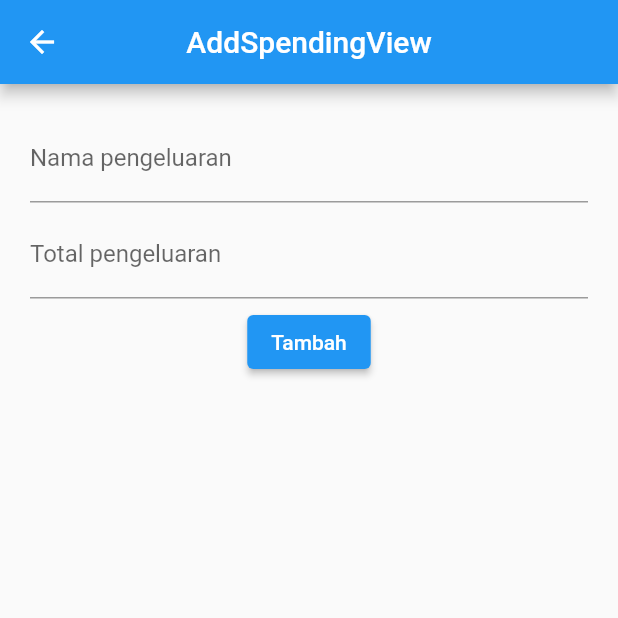
After one commit to wikugw/flutter-money-monitoring, a Flutter app: the AddSpendingView screen opened directly, after a tap on "Tambah", on a phone screen of 412 x 824 dp, the top half of it. The commit adds this screen. Run offline on Flutter 3.47's test engine with Material 2 defaults, Android fonts, the phone set to English and light mode, and no system bars; our stand-ins replace cloud_firestore, firebase_auth, firebase_core, get, google_sign_in; accounts and stored records are empty.

Commit message:
update moneyHistory model dan membuat menu tambah pengeluaran

```diff
--- a/lib/app/controllers/auth_controller.dart
+++ b/lib/app/controllers/auth_controller.dart
@@ -55,6 +55,7 @@ class AuthController extends GetxController {
             .collection('moneyHistory')
             .doc(UID)
             .set({
+          "id": UID,
           "year": year,
           "month": monthNumber,
           "monthName": monthName,
--- /dev/null
+++ b/lib/app/modules/add_spending/controllers/add_spending_controller.dart
@@ -0,0 +1,28 @@
+import 'package:cloud_firestore/cloud_firestore.dart';
+import 'package:flutter/material.dart';
+import 'package:get/get.dart';
+
+class AddSpendingController extends GetxController {
+  late TextEditingController spentNameC;
+  late TextEditingController priceC;
+
+  FirebaseFirestore firestore = FirebaseFirestore.instance;
+
+  Future<void> addSpending(String loggedInEmail) async {
+    // final currentUser = await firestore.collection('users').doc(loggedInEmail).collection('moneyHistory').doc()
+  }
+
+  @override
+  void onInit() {
+    spentNameC = TextEditingController();
+    priceC = TextEditingController();
+    super.onInit();
+  }
+
+  @override
+  void onClose() {
+    spentNameC.dispose();
+    priceC.dispose();
+    super.onClose();
+  }
+}
--- /dev/null
+++ b/lib/app/modules/add_spending/views/add_spending_view.dart
@@ -0,0 +1,41 @@
+import 'package:flutter/material.dart';
+import 'package:flutter/services.dart';
+
+import 'package:get/get.dart';
+
+import '../controllers/add_spending_controller.dart';
+
+class AddSpendingView extends GetView<AddSpendingController> {
+  @override
+  Widget build(BuildContext context) {
+    return Scaffold(
+      appBar: AppBar(
+        title: Text('AddSpendingView'),
+        centerTitle: true,
+      ),
+      body: Padding(
+        padding: EdgeInsets.all(20),
+        child: Column(
+          children: [
+            TextField(
+              controller: controller.spentNameC,
+              decoration: InputDecoration(labelText: 'Nama pengeluaran'),
+            ),
+            SizedBox(height: 5),
+            TextField(
+              controller: controller.priceC,
+              inputFormatters: [FilteringTextInputFormatter.digitsOnly],
+              keyboardType: TextInputType.number,
+              decoration: InputDecoration(labelText: 'Total pengeluaran'),
+            ),
+            SizedBox(height: 5),
+            ElevatedButton(
+              onPressed: () => controller.addSpending(Get.arguments),
+              child: Text('Tambah'),
+            )
+          ],
+        ),
+      ),
+    );
+  }
+}
--- a/lib/app/modules/home/controllers/home_controller.dart
+++ b/lib/app/modules/home/controllers/home_controller.dart
@@ -8,7 +8,7 @@ class HomeController extends GetxController {
   var user = UserModel().obs;
   MoneyHistory currentMonthRecord = MoneyHistory();
 
-  Future<UserModel> getCurrentMonthRecord(String loggedInEmail) async {
+  Future<MoneyHistory> getCurrentMonthRecord(String loggedInEmail) async {
     CollectionReference users = firestore.collection('users');
 
     var dateNow = DateTime.now();
@@ -50,7 +50,8 @@ class HomeController extends GetxController {
         currentMonthRecord = element;
       }
     });
+    return currentMonthRecord;
 
-    return user.value;
+    // return user.value;
   }
 }
--- a/lib/app/routes/app_pages.dart
+++ b/lib/app/routes/app_pages.dart
@@ -1,5 +1,7 @@
 import 'package:get/get.dart';
 
+import 'package:money_monitoring/app/modules/add_spending/bindings/add_spending_binding.dart';
+import 'package:money_monitoring/app/modules/add_spending/views/add_spending_view.dart';
 import 'package:money_monitoring/app/modules/home/bindings/home_binding.dart';
 import 'package:money_monitoring/app/modules/home/views/home_view.dart';
 import 'package:money_monitoring/app/modules/login/bindings/login_binding.dart';
@@ -23,5 +25,10 @@ class AppPages {
       page: () => LoginView(),
       binding: LoginBinding(),
     ),
+    GetPage(
+      name: _Paths.ADD_SPENDING,
+      page: () => AddSpendingView(),
+      binding: AddSpendingBinding(),
+    ),
   ];
 }
--- a/lib/app/routes/app_routes.dart
+++ b/lib/app/routes/app_routes.dart
@@ -6,9 +6,11 @@ abstract class Routes {
 
   static const HOME = _Paths.HOME;
   static const LOGIN = _Paths.LOGIN;
+  static const ADD_SPENDING = _Paths.ADD_SPENDING;
 }
 
 abstract class _Paths {
   static const HOME = '/home';
   static const LOGIN = '/login';
+  static const ADD_SPENDING = '/add-spending';
 }
```
Also changed, not shown: lib/app/modules/add_spending/bindings/add_spending_binding.dart (added, +12 -0 lines), lib/app/modules/home/data/models/user_model.dart (+8 -1 lines), lib/app/modules/home/views/home_view.dart (+17 -6 lines).
